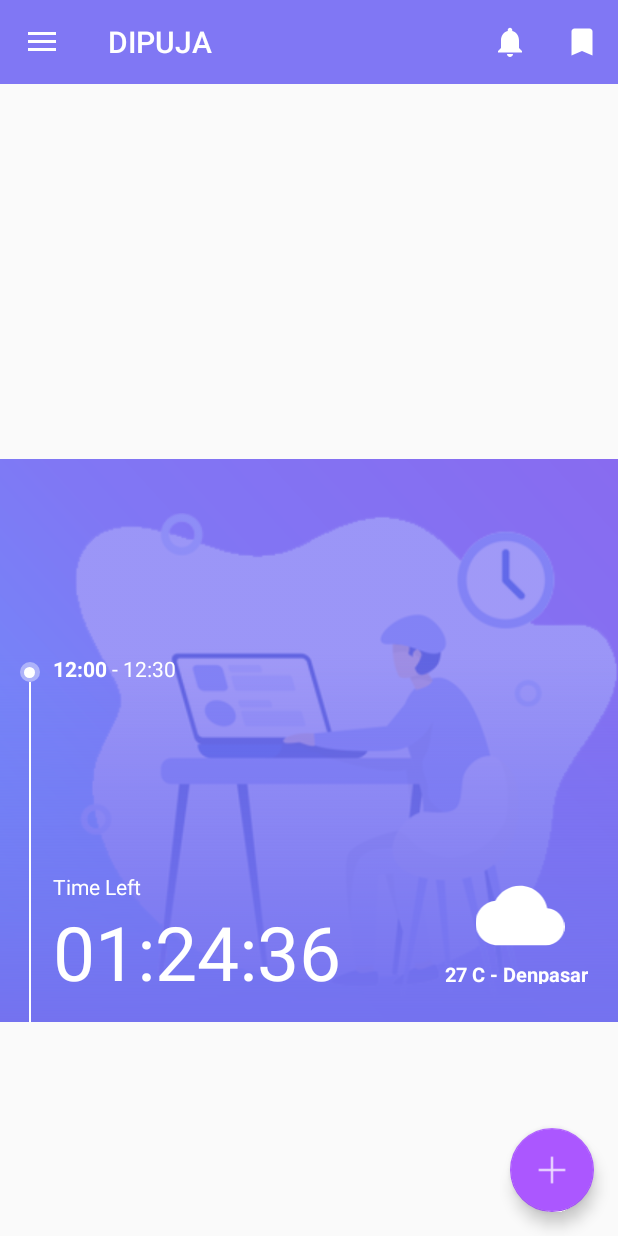
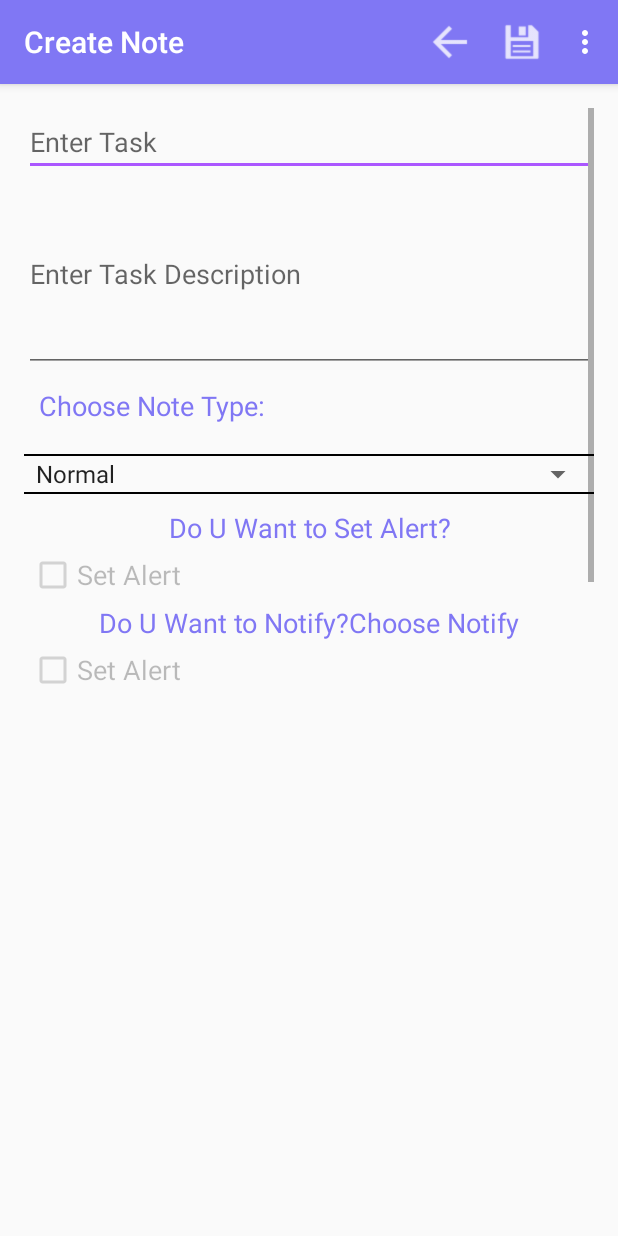
Before and after one commit to heysaladin/android-kotlin-practice, an Android app: the screen it shows after launch (MainActivity before the commit, CreateNote after it), after a tap on an icon or button, on a phone screen of 412 x 824 dp. Run offline under Robolectric (Android 15) with nearby library versions, the light colour scheme and no system bars.

Commit message:
done and pause

```diff
--- a/android/app/src/main/java/com/taskreminder/MainActivity.java
+++ b/android/app/src/main/java/com/taskreminder/MainActivity.java
@@ -31,6 +31,7 @@ import android.support.v4.widget.DrawerLayout;
 import android.support.v7.app.ActionBarDrawerToggle;
 import android.support.v7.app.AppCompatActivity;
 import android.support.v7.app.NotificationCompat;
+import android.text.format.DateUtils;
 import android.util.Log;
 import android.view.Menu;
 import android.view.MenuItem;
@@ -47,6 +48,7 @@ import java.util.Calendar;
 import java.util.Date;
 import java.text.ParseException;
 import java.text.SimpleDateFormat;
+import java.util.HashSet;
 
 import static android.widget.Toast.LENGTH_SHORT;
 
@@ -212,56 +214,56 @@ public class MainActivity extends AppCompatActivity
         activeTitleHome.setText(activeTitleText);
     }
 
-    @SuppressLint("MissingPermission")
-    private void get() {
+//    @SuppressLint("MissingPermission")
+//    private void get() {
 
 
 // Run query
-        Cursor cur = null;
-        ContentResolver cr = getContentResolver();
-        Uri uri = CalendarContract.Calendars.CONTENT_URI;
-        String selection = "((" + CalendarContract.Calendars.ACCOUNT_NAME + " = ?) AND ("
-                + CalendarContract.Calendars.ACCOUNT_TYPE + " = ?) AND ("
-                + CalendarContract.Calendars.OWNER_ACCOUNT + " = ?))";
-        String[] selectionArgs = new String[] {"didien.geonk@gmail.com", "didien.geonk@gmail.com",
-                "didien.geonk@gmail.com"};
-// Submit the query and get a Cursor object back.
-        cur = cr.query(uri, EVENT_PROJECTION, selection, selectionArgs, null);
+//        Cursor cur = null;
+//        ContentResolver cr = getContentResolver();
+//        Uri uri = CalendarContract.Calendars.CONTENT_URI;
+//        String selection = "((" + CalendarContract.Calendars.ACCOUNT_NAME + " = ?) AND ("
+//                + CalendarContract.Calendars.ACCOUNT_TYPE + " = ?) AND ("
+//                + CalendarContract.Calendars.OWNER_ACCOUNT + " = ?))";
+//        String[] selectionArgs = new String[] {"didien.geonk@gmail.com", "didien.geonk@gmail.com",
+//                "didien.geonk@gmail.com"};
+//// Submit the query and get a Cursor object back.
+//        cur = cr.query(uri, EVENT_PROJECTION, selection, selectionArgs, null);
+//
+//
+//
+//        Log.d("CUR", ">>>>>>>>>>>>> " + cur);
+//
+//        if(cur != null) {
+//            Log.d("CUR", ">>>>>>>>>>>>> ADA");
+//
+//
+//// Use the cursor to step through the returned records
+////                assert cur != null;
+//            while (cur.moveToNext()) {
+//                long calID = 0;
+//                String displayName = null;
+//                String accountName = null;
+//                String ownerName = null;
+//
+//                // Get the field values
+//                calID = cur.getLong(PROJECTION_ID_INDEX);
+//                displayName = cur.getString(PROJECTION_DISPLAY_NAME_INDEX);
+//                accountName = cur.getString(PROJECTION_ACCOUNT_NAME_INDEX);
+//                ownerName = cur.getString(PROJECTION_OWNER_ACCOUNT_INDEX);
+//
+//                // Do something with the values...
+//
+//                Log.d("CUR", ">>>>>>>>>>>>> " + accountName);
+////   ...
+//            }
+//
+//
+//        } else {
+//            Log.d("CUR", ">>>>>>>>>>>>> TIDAK ADA");
+//        }
 
-
-
-        Log.d("CUR", ">>>>>>>>>>>>> " + cur);
-
-        if(cur != null) {
-            Log.d("CUR", ">>>>>>>>>>>>> ADA");
-
-
-// Use the cursor to step through the returned records
-//                assert cur != null;
-            while (cur.moveToNext()) {
-                long calID = 0;
-                String displayName = null;
-                String accountName = null;
-                String ownerName = null;
-
-                // Get the field values
-                calID = cur.getLong(PROJECTION_ID_INDEX);
-                displayName = cur.getString(PROJECTION_DISPLAY_NAME_INDEX);
-                accountName = cur.getString(PROJECTION_ACCOUNT_NAME_INDEX);
-                ownerName = cur.getString(PROJECTION_OWNER_ACCOUNT_INDEX);
-
-                // Do something with the values...
-
-                Log.d("CUR", ">>>>>>>>>>>>> " + accountName);
-//   ...
-            }
-
-
-        } else {
-            Log.d("CUR", ">>>>>>>>>>>>> TIDAK ADA");
-        }
-
-    }
+//    }
 
     @Override
     protected void onCreate(Bundle savedInstanceState) {
@@ -280,7 +282,7 @@ public class MainActivity extends AppCompatActivity
         notificationManager.hideNotification(getIntent());
 
 
-        cont = (LinearLayout) findViewById(R.id.cont);
+//        cont = (LinearLayout) findViewById(R.id.cont);
 
         activeTitleHome = (TextView) findViewById(R.id.active_title_tv);
         activeTitleHome.setText(activeTitleText);
@@ -291,8 +293,8 @@ public class MainActivity extends AppCompatActivity
             @SuppressLint({"NewApi", "MissingPermission"})
             @Override
             public void onClick(View view) {
-//                Intent openCreateNote = new Intent(MainActivity.this, CreateNote.class);
-//                startActivity(openCreateNote);
+                Intent openCreateNote = new Intent(MainActivity.this, CreateNote.class);
+                startActivity(openCreateNote);
 
 //                startAlarm(true, false);
 
@@ -342,7 +344,81 @@ public class MainActivity extends AppCompatActivity
                 startActivity(intent);
                 */
 
-get();
+//get();
+
+//                ReadCalendar.readCalendar(MainActivity.this);
+
+//                Utility.readCalendarEvent(MainActivity.this);
+
+
+//                // Run query
+//                Cursor cur = null;
+//                ContentResolver cr = getContentResolver();
+//                Uri uri = CalendarContract.Calendars.CONTENT_URI;
+//                String selection = "((" + CalendarContract.Calendars.ACCOUNT_NAME + " = ?) AND ("
+//                        + CalendarContract.Calendars.ACCOUNT_TYPE + " = ?) AND ("
+//                        + CalendarContract.Calendars.OWNER_ACCOUNT + " = ?))";
+//                String[] selectionArgs = new String[] {"didien.geonk@gmail.com", "com.gmail",
+//                        "didien.geonk@gmail.com"};
+//// Submit the query and get a Cursor object back.
+//                cur = cr.query(uri, EVENT_PROJECTION, selection, selectionArgs, null);
+//
+//// Use the cursor to step through the returned records
+//                while (cur.moveToNext()) {
+//                    long calID = 0;
+//                    String displayName = null;
+//                    String accountName = null;
+//                    String ownerName = null;
+//
+//                    // Get the field values
+//                    calID = cur.getLong(PROJECTION_ID_INDEX);
+//                    displayName = cur.getString(PROJECTION_DISPLAY_NAME_INDEX);
+//                    accountName = cur.getString(PROJECTION_ACCOUNT_NAME_INDEX);
+//                    ownerName = cur.getString(PROJECTION_OWNER_ACCOUNT_INDEX);
+//
+//                    // Do something with the values...
+//
+//                    Log.d("CAL", ">>>>>>>>>>>>>> calID "+calID);
+//                    Log.d("CAL", ">>>>>>>>>>>>>> displayName "+displayName);
+//                    Log.d("CAL", ">>>>>>>>>>>>>> accountName "+accountName);
+//                    Log.d("CAL", ">>>>>>>>>>>>>> ownerName "+ownerName);
+//
+////   ...
+//                }
+//
+//                cur.close();
+
+
+//                long calID = 3;
+//                long startMillis = 0;
+//                long endMillis = 0;
+//                Calendar beginTime = Calendar.getInstance();
+//                beginTime.set(2012, 9, 14, 7, 30);
+//                startMillis = beginTime.getTimeInMillis();
+//                Calendar endTime = Calendar.getInstance();
+//                endTime.set(2012, 9, 14, 8, 45);
+//                endMillis = endTime.getTimeInMillis();
+////...
+//
+//                ContentResolver cr = getContentResolver();
+//                ContentValues values = new ContentValues();
+//                values.put(CalendarContract.Events.DTSTART, startMillis);
+//                values.put(CalendarContract.Events.DTEND, endMillis);
+//                values.put(CalendarContract.Events.TITLE, "Jazzercise");
+//                values.put(CalendarContract.Events.DESCRIPTION, "Group workout");
+//                values.put(CalendarContract.Events.CALENDAR_ID, calID);
+//                values.put(CalendarContract.Events.EVENT_TIMEZONE, "America/Los_Angeles");
+//                Uri uri = cr.insert(CalendarContract.Events.CONTENT_URI, values);
+//
+//// get the event ID that is the last element in the Uri
+//                long eventID = Long.parseLong(uri.getLastPathSegment());
+////
+//// ... do something with event ID
+////
+////
+//
+//                Log.d("CAL", ">>>>>>>>>>>>>> eventID "+eventID);
+
 
 
 
@@ -547,6 +623,8 @@ when the alarm is triggered
 
 
     }
+
+
 
 
 //    public void addInstance(View view) {
--- a/android/app/src/main/res/layout/activity_main.xml
+++ b/android/app/src/main/res/layout/activity_main.xml
@@ -17,17 +17,16 @@
             android:orientation="vertical"
             android:layout_width="match_parent"
             android:layout_height="match_parent">
-            <ScrollView
-                android:layout_width="match_parent"
-                android:layout_height="250dp">
-            <LinearLayout
-                android:id="@+id/cont"
-                android:layout_width="match_parent"
-                android:layout_height="match_parent"
-                android:orientation="vertical">
-
-            </LinearLayout>
-            </ScrollView>
+            <!--<ScrollView-->
+                <!--android:layout_width="match_parent"-->
+                <!--android:layout_height="250dp">-->
+            <!--<LinearLayout-->
+                <!--android:id="@+id/cont"-->
+                <!--android:layout_width="match_parent"-->
+                <!--android:layout_height="match_parent"-->
+                <!--android:orientation="vertical">-->
+            <!--</LinearLayout>-->
+            <!--</ScrollView>-->
         <LinearLayout
             android:id="@+id/showcase"
             android:layout_width="match_parent"
```
Also changed, not shown: android/app/src/main/java/com/taskreminder/ReadCalendar.java (added, +67 -0 lines), android/app/src/main/java/com/taskreminder/Utility.java (added, +72 -0 lines).
